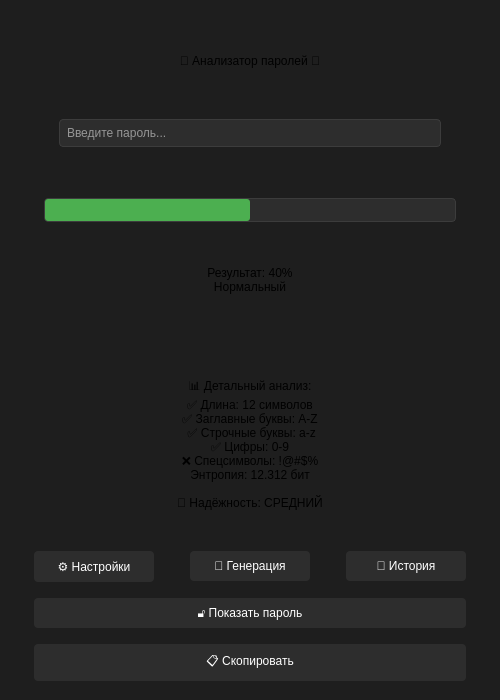
Old version of the form src/views/ui/main_app.ui in the repository Sk1lizz/Password-Analyzer.
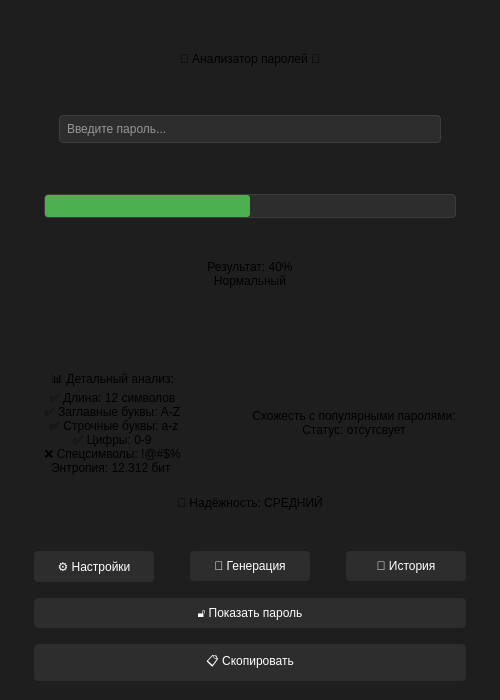
New version of the form. Icons and pictures are not drawn.

```diff
--- a/src/views/ui/main_app.ui
+++ b/src/views/ui/main_app.ui
@@ -265,23 +265,7 @@
     </item>
     <item>
      <layout class="QGridLayout" name="gridLayout_3">
-      <item row="0" column="2">
-       <spacer name="horizontalSpacer_4">
-        <property name="orientation">
-         <enum>Qt::Orientation::Horizontal</enum>
-        </property>
-        <property name="sizeType">
-         <enum>QSizePolicy::Policy::Fixed</enum>
-        </property>
-        <property name="sizeHint" stdset="0">
-         <size>
-          <width>35</width>
-          <height>20</height>
-         </size>
-        </property>
-       </spacer>
-      </item>
-      <item row="0" column="0">
+      <item row="0" column="0" rowspan="3">
        <spacer name="horizontalSpacer_3">
         <property name="orientation">
          <enum>Qt::Orientation::Horizontal</enum>
@@ -297,6 +281,48 @@
         </property>
        </spacer>
       </item>
+      <item row="2" column="1" colspan="3">
+       <widget class="QLabel" name="lbl_full_result_3">
+        <property name="text">
+         <string>💪 Надёжность: СРЕДНИЙ</string>
+        </property>
+        <property name="alignment">
+         <set>Qt::AlignmentFlag::AlignCenter</set>
+        </property>
+       </widget>
+      </item>
+      <item row="0" column="2">
+       <spacer name="horizontalSpacer_13">
+        <property name="orientation">
+         <enum>Qt::Orientation::Horizontal</enum>
+        </property>
+        <property name="sizeType">
+         <enum>QSizePolicy::Policy::Fixed</enum>
+        </property>
+        <property name="sizeHint" stdset="0">
+         <size>
+          <width>15</width>
+          <height>20</height>
+         </size>
+        </property>
+       </spacer>
+      </item>
+      <item row="0" column="4" rowspan="3">
+       <spacer name="horizontalSpacer_4">
+        <property name="orientation">
+         <enum>Qt::Orientation::Horizontal</enum>
+        </property>
+        <property name="sizeType">
+         <enum>QSizePolicy::Policy::Fixed</enum>
+        </property>
+        <property name="sizeHint" stdset="0">
+         <size>
+          <width>35</width>
+          <height>20</height>
+         </size>
+        </property>
+       </spacer>
+      </item>
       <item row="0" column="1">
        <widget class="QLabel" name="lbl_full_result">
         <property name="text">
@@ -306,15 +332,40 @@
  ✅ Строчные буквы: a-z
 ✅ Цифры: 0-9
 ❌ Спецсимволы: !@#$%
-Энтропия: 12.312 бит 
-
-💪 Надёжность: СРЕДНИЙ</string>
+Энтропия: 12.312 бит </string>
         </property>
         <property name="alignment">
          <set>Qt::AlignmentFlag::AlignCenter</set>
         </property>
        </widget>
       </item>
+      <item row="0" column="3">
+       <widget class="QLabel" name="lbl_full_result_2">
+        <property name="text">
+         <string>Схожесть с популярными паролями: 
+Статус: отсутсвует</string>
+        </property>
+        <property name="alignment">
+         <set>Qt::AlignmentFlag::AlignCenter</set>
+        </property>
+       </widget>
+      </item>
+      <item row="1" column="1" colspan="3">
+       <spacer name="horizontalSpacer_16">
+        <property name="orientation">
+         <enum>Qt::Orientation::Vertical</enum>
+        </property>
+        <property name="sizeType">
+         <enum>QSizePolicy::Policy::Fixed</enum>
+        </property>
+        <property name="sizeHint" stdset="0">
+         <size>
+          <width>20</width>
+          <height>15</height>
+         </size>
+        </property>
+       </spacer>
+      </item>
      </layout>
     </item>
     <item>
```
Left out of the diff: 10 changed lines with no effect on the pictures.
